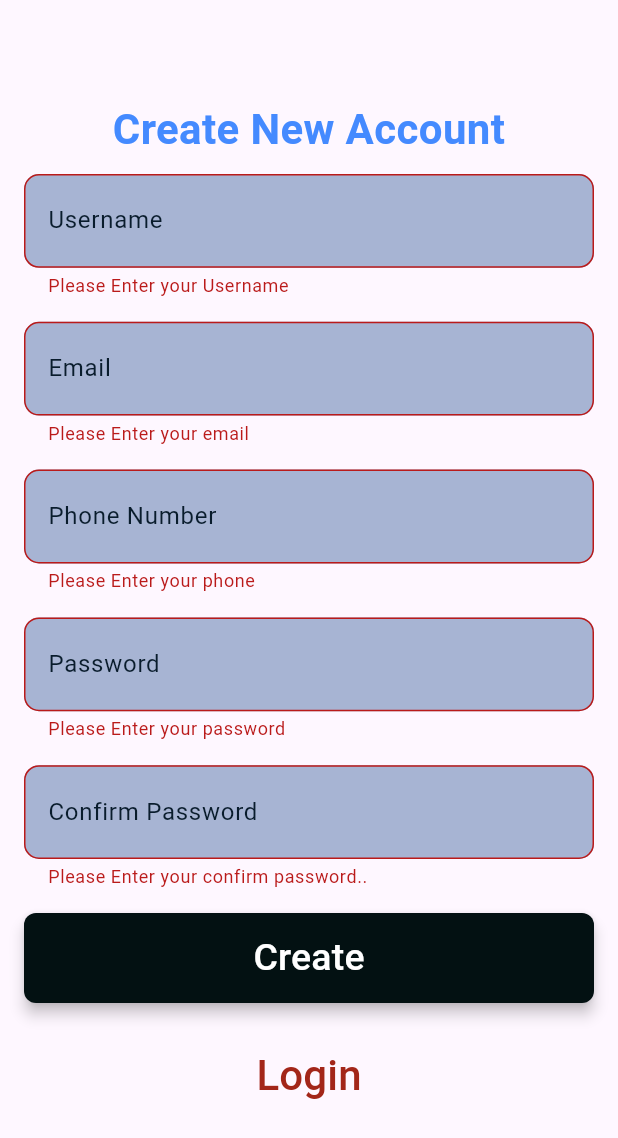
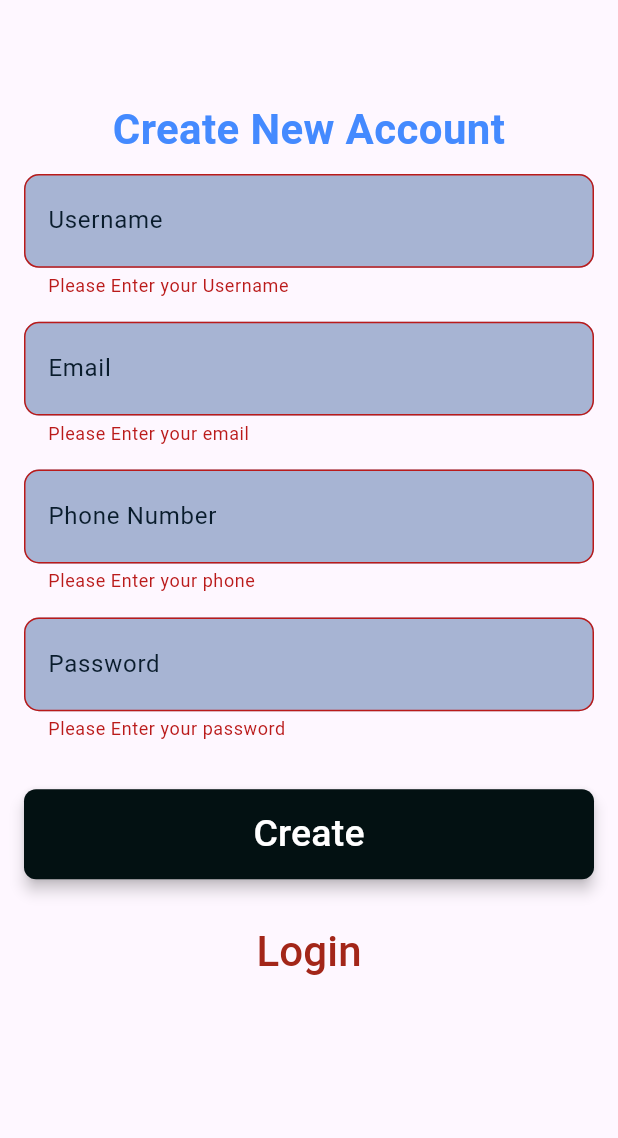
Before and after one commit to shishupaltech/expandwise, a Flutter app: the screen it shows after launch, after a tap on "Create", on a phone screen of 412 x 824 dp. Shown: the top 1138 px of the screen. Run offline on Flutter 3.47's test engine with Material 3 defaults, Android fonts, the phone set to English and light mode, and no system bars; our stand-ins replace firebase_auth, firebase_core; accounts and stored records are empty.

Commit message:
confirm password is removed from ui

```diff
--- a/lib/screens/sing_up.dart
+++ b/lib/screens/sing_up.dart
@@ -9,13 +9,20 @@ class SingUp extends StatelessWidget {
   final _emailController = TextEditingController();
   final _phoneNumberController = TextEditingController();
   final _passwordController = TextEditingController();
-  final _confirmPassordController = TextEditingController();
 
   void _submitForm() {
     if (_formkey.currentState!.validate()) {
-      ScaffoldMessenger.of(_formkey.currentContext!).showSnackBar(
-        const SnackBar(content: Text('Form successfully submitted!..')),
-      );
+      // ScaffoldMessenger.of(_formkey.currentContext!).showSnackBar(
+      //   const SnackBar(content: Text('Form successfully submitted!..')),
+      // );
+
+      var data={
+        'username':_userNameController.text,
+        'email':_emailController.text,
+        'phonenumber':_phoneNumberController.text,
+        'password':_passwordController.text,
+
+      };
     }
   }
 
@@ -68,14 +75,14 @@ class SingUp extends StatelessWidget {
                   validator: appvalidator.validatePassword,
                 ),
                 SizedBox(height: 16),
-                TextFormField(
-                  controller: _confirmPassordController,
-                  decoration: _buildInputDecoration(
-                    'Confirm Password',
-                    Icons.lock,
-                  ),
-                  validator: appvalidator.validateConfirmPassword,
-                ),
+                // TextFormField(
+                //   controller: _confirmPassordController,
+                //   decoration: _buildInputDecoration(
+                //     'Confirm Password',
+                //     Icons.lock,
+                //   ),
+                //   validator: appvalidator.validateConfirmPassword,
+                // ),
                 SizedBox(height: 16.0),
                 Container(
                   width: double.infinity,
```
Also changed, not shown: 3 other files.
